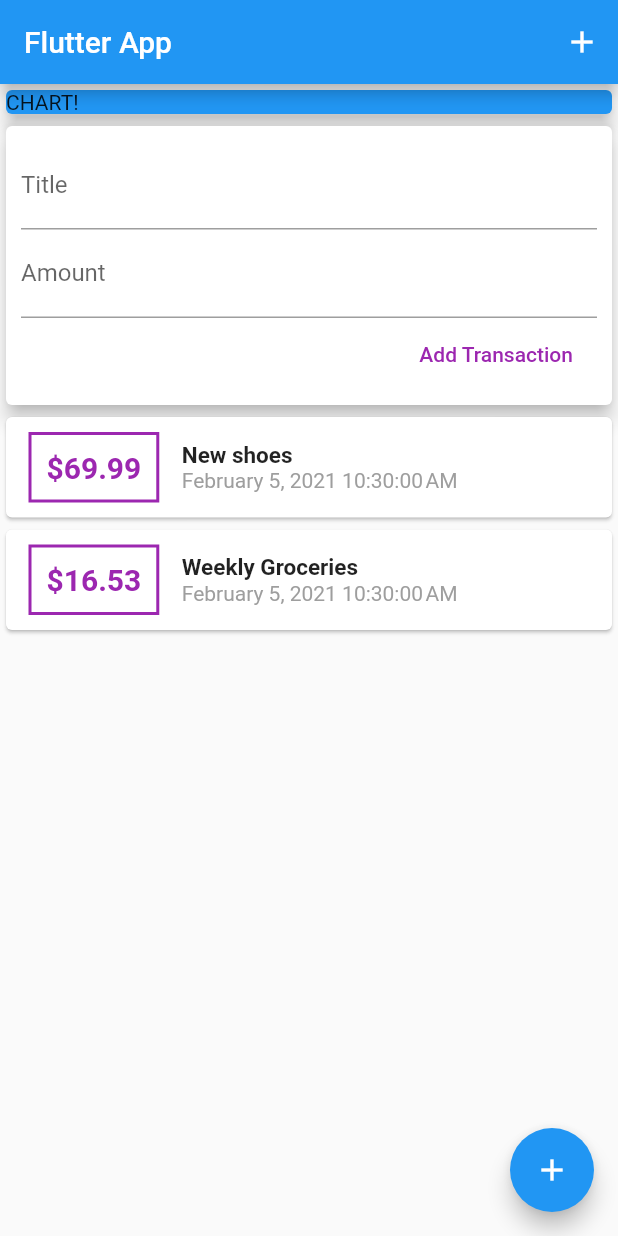
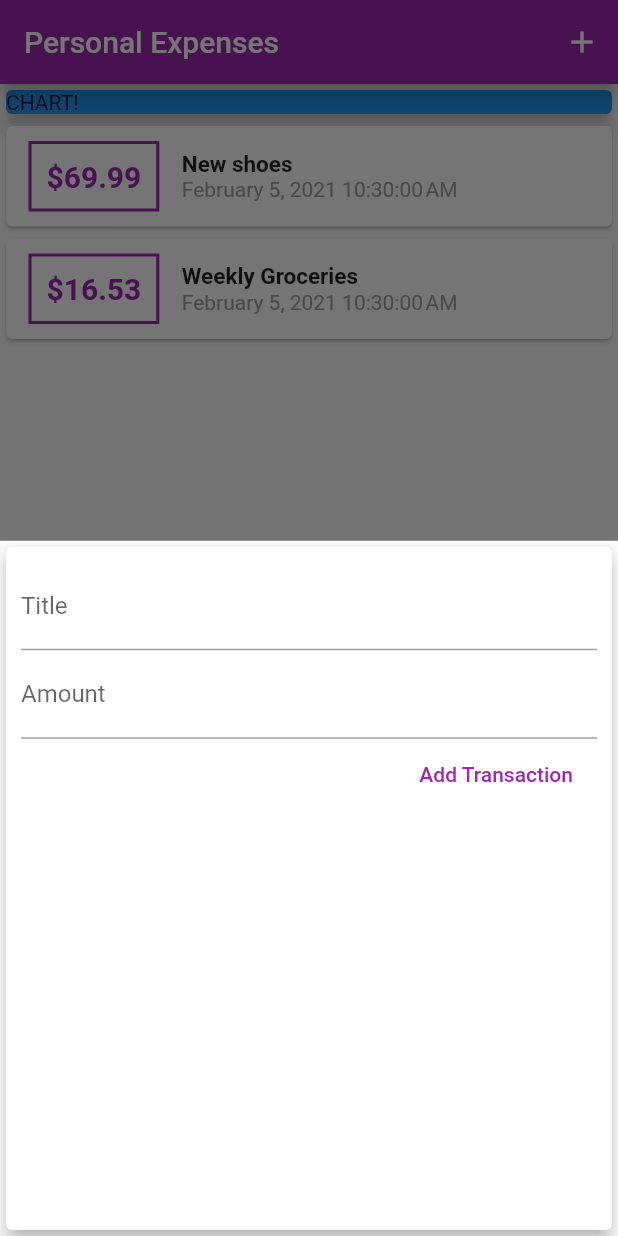
Before and after one commit to AndreiSharou/personal_expenses_app, a Flutter app: the screen it shows after launch, after a tap on the "add" icon, on a phone screen of 412 x 824 dp. Run offline on Flutter 3.47's test engine with Material 2 defaults, Android fonts, the phone set to English and light mode, and no system bars.

```diff
--- a/lib/main.dart
+++ b/lib/main.dart
@@ -1,5 +1,7 @@
 import 'package:flutter/material.dart';
-import './widgets/user_transactions.dart';
+import 'package:personal_expenses_app/widgets/new_transaction.dart';
+import './widgets/transaction_list.dart';
+import 'models/transaction.dart';
 
 void main() => runApp(MyApp());
 
@@ -7,25 +9,73 @@ class MyApp extends StatelessWidget {
   @override
   Widget build(BuildContext context) {
     return MaterialApp(
-      title: 'Flutter App',
+      title: 'Personal Expenses',
+      theme: ThemeData(
+        primarySwatch: Colors.purple
+      ),
       home: MyHomePage(),
     );
   }
 }
 
-class MyHomePage extends StatelessWidget {
-  // String titleInput;
-  // String amountInput;
+class MyHomePage extends StatefulWidget {
+  @override
+  _MyHomePageState createState() => _MyHomePageState();
+}
 
-  // final titleController = TextEditingController();
-  // final amountController = TextEditingController();
+class _MyHomePageState extends State<MyHomePage> {
+  final List<Transaction> _userTransactions = [
+    Transaction(
+      id: 't1',
+      title: 'New shoes',
+      amount: 69.99,
+      date: DateTime.now(),
+    ),
+    Transaction(
+      id: 't2',
+      title: 'Weekly Groceries',
+      amount: 16.53,
+      date: DateTime.now(),
+    ),
+  ];
+
+  void _addNewTransaction(String txTitle, double txAmount) {
+    final newTx = Transaction(
+      title: txTitle,
+      amount: txAmount,
+      date: DateTime.now(),
+      id: DateTime.now().toString(),
+    );
+
+    setState(() {
+      _userTransactions.add(newTx);
+    });
+  }
+
+  void _startAddNewTransaction(BuildContext ctx) {
+    showModalBottomSheet(
+      context: ctx,
+      builder: (_) {
+        return GestureDetector(
+          onTap: () {},
+          child: NewTransaction(_addNewTransaction),
+          behavior: HitTestBehavior.opaque,
+        );
+      },
+    );
+  }
 
   @override
   Widget build(BuildContext context) {
     return Scaffold(
       appBar: AppBar(
-        title: Text('Flutter App'),
-        actions: [IconButton(icon: Icon(Icons.add), onPressed: () {})],
+        title: Text('Personal Expenses'),
+        actions: [
+          IconButton(
+            icon: Icon(Icons.add),
+            onPressed: () => _startAddNewTransaction(context),
+          )
+        ],
       ),
       body: SingleChildScrollView(
         child: Column(
@@ -40,13 +90,14 @@ class MyHomePage extends StatelessWidget {
                 elevation: 5,
               ),
             ),
-            UserTransactions()
+            TransactionList(_userTransactions),
           ],
         ),
       ),
+      floatingActionButtonLocation: FloatingActionButtonLocation.centerFloat,
       floatingActionButton: FloatingActionButton(
         child: Icon(Icons.add),
-        onPressed: () {},
+        onPressed: () => _startAddNewTransaction(context),
       ),
     );
   }
--- a/lib/widgets/new_transaction.dart
+++ b/lib/widgets/new_transaction.dart
@@ -1,12 +1,17 @@
 import 'package:flutter/material.dart';
 
-class NewTransaction extends StatelessWidget {
+class NewTransaction extends StatefulWidget {
   final Function addTx;
 
+  NewTransaction(this.addTx);
+
+  @override
+  _NewTransactionState createState() => _NewTransactionState();
+}
+
+class _NewTransactionState extends State<NewTransaction> {
   final titleController = TextEditingController();
   final amountController = TextEditingController();
-
-  NewTransaction(this.addTx);
 
   void submitData() {
     final enteredTitle = titleController.text;
@@ -15,10 +20,13 @@ class NewTransaction extends StatelessWidget {
     if (enteredTitle.isEmpty || enteredAmount <= 0) {
       return;
     }
-    addTx(
-      titleController.text,
-      double.parse(amountController.text),
+
+    widget.addTx(
+      enteredTitle,
+      enteredAmount,
     );
+
+    Navigator.of(context).pop();
   }
 
   @override
--- a/lib/widgets/user_transactions.dart
+++ b/lib/widgets/user_transactions.dart
@@ -9,40 +9,13 @@ class UserTransactions extends StatefulWidget {
 }
 
 class _UserTransactionsState extends State<UserTransactions> {
-  final List<Transaction> _userTransactions = [
-    Transaction(
-      id: 't1',
-      title: 'New shoes',
-      amount: 69.99,
-      date: DateTime.now(),
-    ),
-    Transaction(
-      id: 't2',
-      title: 'Weekly Groceries',
-      amount: 16.53,
-      date: DateTime.now(),
-    ),
-  ];
-
-  void _addNewTransaction(String txTitle, double txAmount) {
-    final newTx = Transaction(
-      title: txTitle,
-      amount: txAmount,
-      date: DateTime.now(),
-      id: DateTime.now().toString(),
-    );
-
-    setState(() {
-      _userTransactions.add(newTx);
-    });
-  }
 
   @override
   Widget build(BuildContext context) {
     return Column(
       children: [
-        NewTransaction(_addNewTransaction),
-        TransactionList(_userTransactions),
+        // NewTransaction(_addNewTransaction),
+
       ],
     );
   }
```
